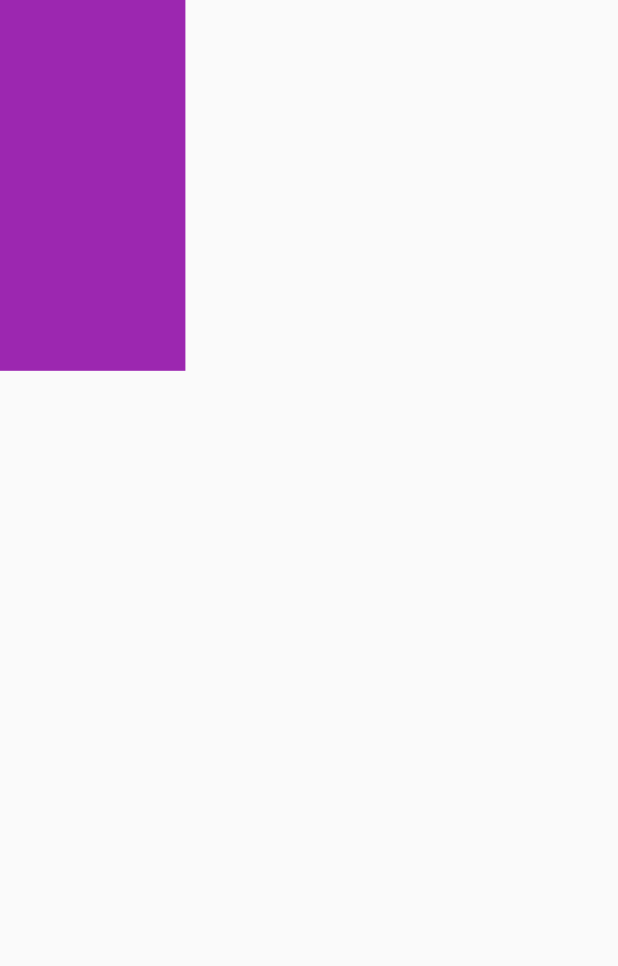
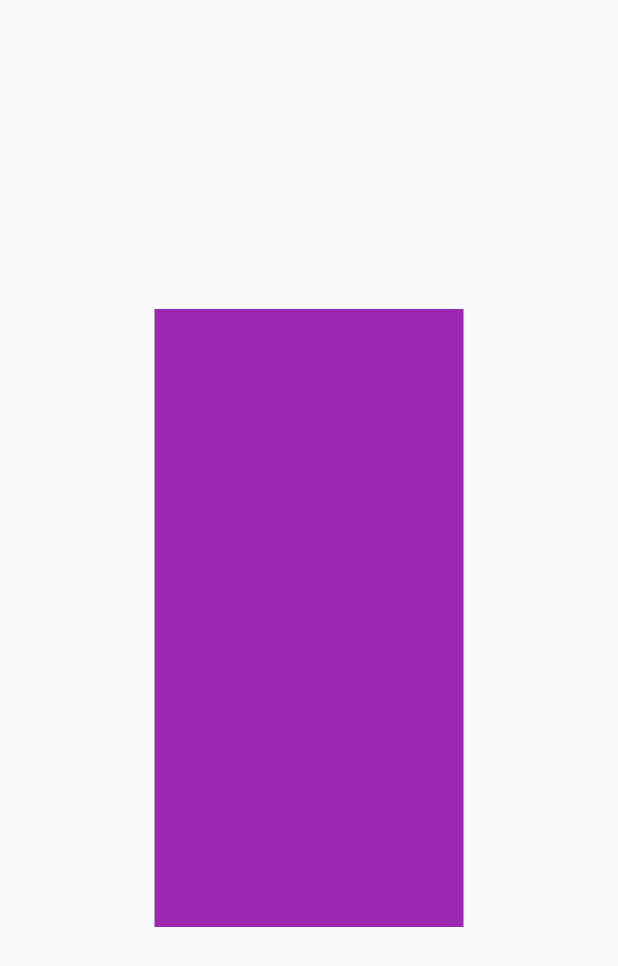
Before and after one commit to wasimiqbal1/Flutter, a Flutter app: the screen it shows after launch, on a phone screen of 412 x 824 dp. Shown: the top 966 px of the screen. Run offline on Flutter 3.47's test engine with Material 2 defaults, Android fonts, the phone set to English and light mode, and no system bars.

Commit message:
flutter position

```diff
--- a/firstapp_wasim/lib/home.dart
+++ b/firstapp_wasim/lib/home.dart
@@ -10,10 +10,12 @@ class _HomeState extends State<Home> {
   @override
   Widget build(BuildContext context) {
     return Scaffold(
-      body: Container(
-        color: Colors.purple,
-        height: MediaQuery.of(context).size.height*0.3,
-        width: MediaQuery.of(context).size.width*0.3,
+      body: Center(
+        child: Container(
+          color: Colors.purple,
+          height: MediaQuery.of(context).size.height*0.5,
+          width: MediaQuery.of(context).size.width*0.5,
+        ),
       )
     );
   }
```
